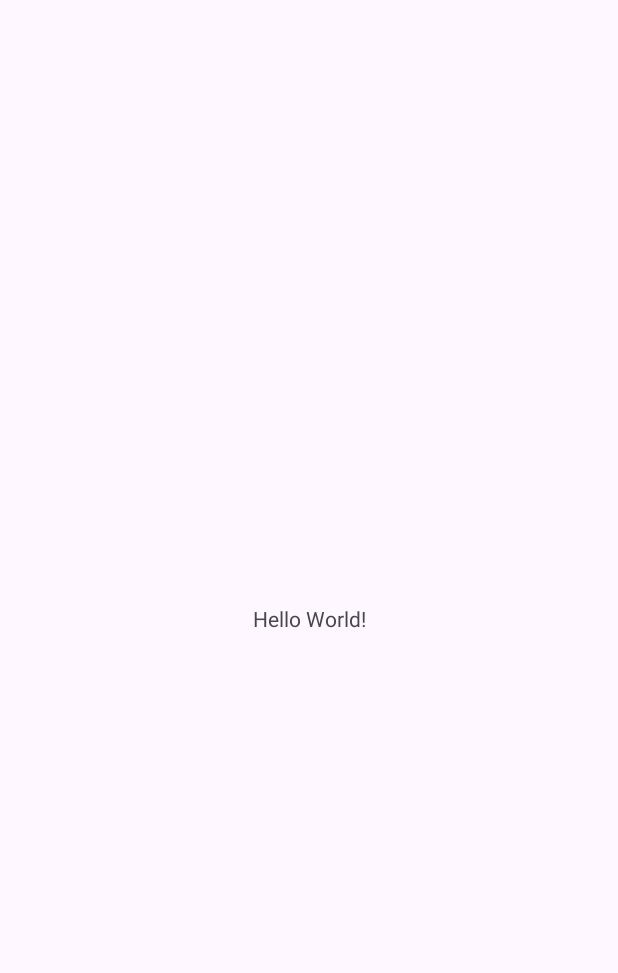
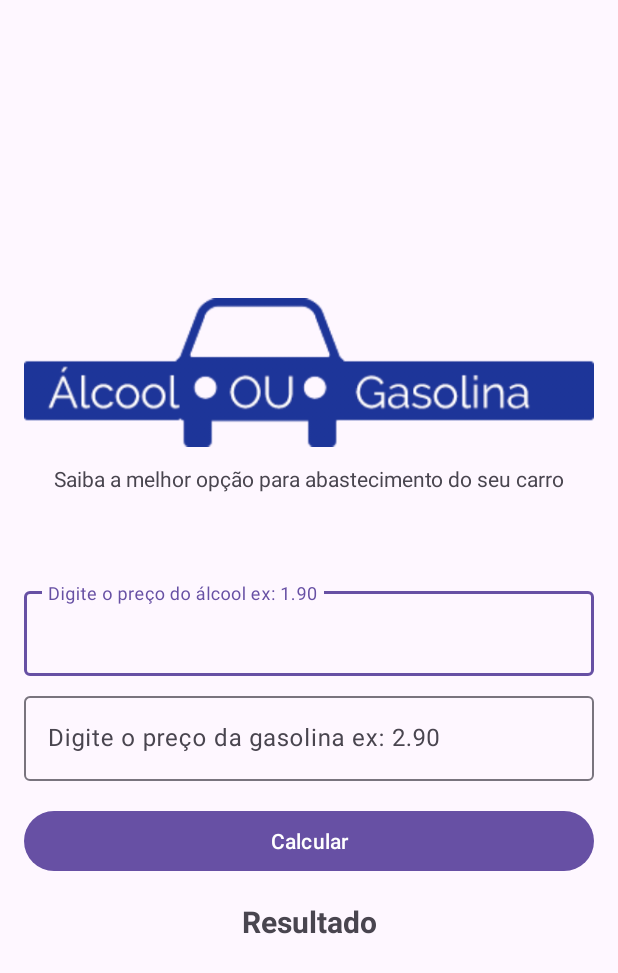
Before and after one commit to ImNotSarah/AppAlcoolOuGasolina, an Android app: the screen it shows after launch (MainActivity), on a phone screen of 412 x 824 dp. Before the commit the part shown is almost empty. Shown: the top 973 px of the screen. Run offline under Robolectric (Android 15) with nearby library versions, the phone set to English and light mode, and no system bars.

Commit message:
Adicionado Aula Criando interface

```diff
--- a/app/src/main/res/layout/activity_main.xml
+++ b/app/src/main/res/layout/activity_main.xml
@@ -4,16 +4,97 @@
     xmlns:tools="http://schemas.android.com/tools"
     android:id="@+id/main"
     android:layout_width="match_parent"
-    android:layout_height="match_parent"
+    android:layout_height="wrap_content"
+    android:layout_gravity="center_vertical"
     tools:context=".MainActivity">
 
+    <ImageView
+        android:id="@+id/imageView"
+        android:layout_width="0dp"
+        android:layout_height="wrap_content"
+        android:layout_marginStart="16dp"
+        android:layout_marginEnd="16dp"
+        app:layout_constraintEnd_toEndOf="parent"
+        app:layout_constraintHorizontal_bias="0.5"
+        app:layout_constraintStart_toStartOf="parent"
+        app:layout_constraintTop_toTopOf="parent"
+        app:srcCompat="@drawable/logo" />
+
     <TextView
+        android:id="@+id/textView"
         android:layout_width="wrap_content"
         android:layout_height="wrap_content"
-        android:text="Hello World!"
-        app:layout_constraintBottom_toBottomOf="parent"
+        android:layout_marginTop="8dp"
+        android:text="Saiba a melhor opção para abastecimento do seu carro"
         app:layout_constraintEnd_toEndOf="parent"
+        app:layout_constraintHorizontal_bias="0.5"
         app:layout_constraintStart_toStartOf="parent"
-        app:layout_constraintTop_toTopOf="parent" />
+        app:layout_constraintTop_toBottomOf="@+id/imageView" />
 
+    <com.google.android.material.textfield.TextInputLayout
+        android:id="@+id/textInputLayout"
+        android:layout_width="0dp"
+        android:layout_height="wrap_content"
+        android:layout_marginStart="16dp"
+        android:layout_marginTop="60dp"
+        android:layout_marginEnd="16dp"
+        app:layout_constraintEnd_toEndOf="parent"
+        app:layout_constraintHorizontal_bias="0.5"
+        app:layout_constraintStart_toStartOf="parent"
+        app:layout_constraintTop_toBottomOf="@+id/textView">
+
+        <com.google.android.material.textfield.TextInputEditText
+            android:layout_width="match_parent"
+            android:layout_height="wrap_content"
+            android:hint="Digite o preço do álcool ex: 1.90"
+            android:inputType="number|numberDecimal" />
+    </com.google.android.material.textfield.TextInputLayout>
+
+    <com.google.android.material.textfield.TextInputLayout
+        android:id="@+id/textInputLayout2"
+        android:layout_width="0dp"
+        android:layout_height="wrap_content"
+        android:layout_marginStart="16dp"
+        android:layout_marginTop="8dp"
+        android:layout_marginEnd="16dp"
+        app:layout_constraintEnd_toEndOf="parent"
+        app:layout_constraintHorizontal_bias="0.5"
+        app:layout_constraintStart_toStartOf="parent"
+        app:layout_constraintTop_toBottomOf="@+id/textInputLayout">
+
+        <com.google.android.material.textfield.TextInputEditText
+            android:layout_width="match_parent"
+            android:layout_height="wrap_content"
+            android:hint="Digite o preço da gasolina ex: 2.90"
+            android:inputType="number|numberDecimal" />
+    </com.google.android.material.textfield.TextInputLayout>
+
+    <Button
+        android:id="@+id/button"
+        android:layout_width="0dp"
+        android:layout_height="wrap_content"
+        android:layout_marginStart="16dp"
+        android:layout_marginTop="16dp"
+        android:layout_marginEnd="16dp"
+        android:text="Calcular"
+        app:layout_constraintEnd_toEndOf="parent"
+        app:layout_constraintHorizontal_bias="0.5"
+        app:layout_constraintStart_toStartOf="parent"
+        app:layout_constraintTop_toBottomOf="@+id/textInputLayout2" />
+
+    <TextView
+        android:id="@+id/textView2"
+        android:layout_width="0dp"
+        android:layout_height="wrap_content"
+        android:layout_marginStart="16dp"
+        android:layout_marginTop="16dp"
+        android:layout_marginEnd="16dp"
+        android:text="Resultado"
+        android:textAlignment="center"
+        android:textSize="20sp"
+        android:textStyle="bold"
+        app:layout_constraintEnd_toEndOf="parent"
+        app:layout_constraintHorizontal_bias="0.5"
+        app:layout_constraintStart_toStartOf="parent"
+        app:layout_constraintTop_toBottomOf="@+id/button" />
 </androidx.constraintlayout.widget.ConstraintLayout>
```
